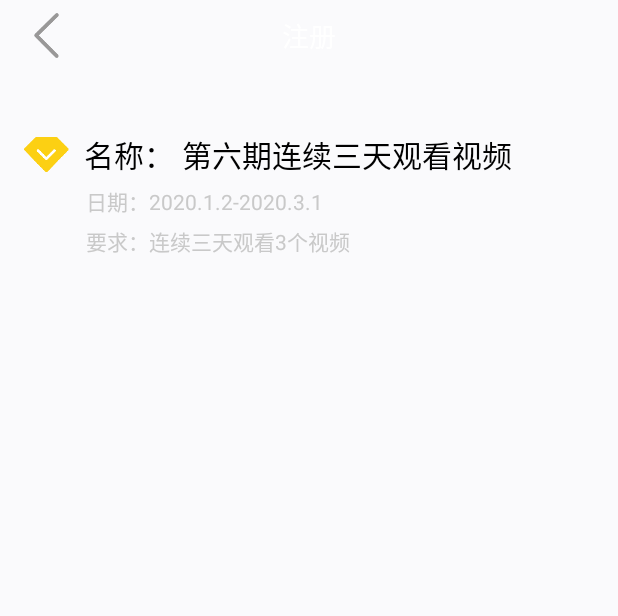
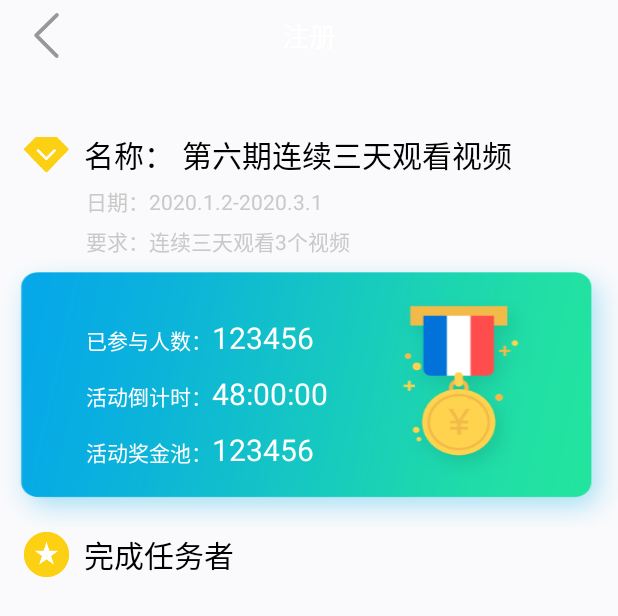
Before and after one commit to zhishaoju/youyu, an Android app: the layout activity_active_detail.xml on its own in the app's theme, with its tools: preview values and no code run, on a phone screen of 412 x 824 dp. Shown: the top 616 px of the screen. Run offline under Robolectric (Android 15) with nearby library versions, the light colour scheme and no system bars.

Commit message:
active detail.

```diff
--- a/app/src/main/res/layout/activity_active_detail.xml
+++ b/app/src/main/res/layout/activity_active_detail.xml
@@ -58,7 +58,93 @@
       android:text="要求：连续三天观看3个视频"
       android:textColor="@color/gray2"
       android:textSize="@dimen/font_14" />
+
+    <LinearLayout
+      android:layout_width="match_parent"
+      android:layout_height="wrap_content"
+      android:background="@mipmap/huodong"
+      android:orientation="vertical">
+      <LinearLayout
+        android:layout_width="wrap_content"
+        android:layout_height="wrap_content"
+        android:layout_marginLeft="57dp"
+        android:layout_marginTop="40dp">
+        <TextView
+          android:layout_width="wrap_content"
+          android:layout_height="wrap_content"
+          android:text="已参与人数："
+          android:textColor="@color/white"
+          android:textSize="@dimen/font_14" />
+
+        <TextView
+          android:id="@+id/tv_join_num"
+          android:layout_width="wrap_content"
+          android:layout_height="wrap_content"
+          android:text="123456"
+          android:textColor="@color/white"
+          android:textSize="@dimen/font_20" />
+      </LinearLayout>
+      <LinearLayout
+        android:layout_width="wrap_content"
+        android:layout_height="wrap_content"
+        android:layout_marginLeft="57dp"
+        android:layout_marginTop="10dp">
+        <TextView
+          android:layout_width="wrap_content"
+          android:layout_height="wrap_content"
+          android:text="活动倒计时："
+          android:textColor="@color/white"
+          android:textSize="@dimen/font_14" />
+
+        <TextView
+          android:id="@+id/tv_active_count_down"
+          android:layout_width="wrap_content"
+          android:layout_height="wrap_content"
+          android:text="48:00:00"
+          android:textColor="@color/white"
+          android:textSize="@dimen/font_20" />
+      </LinearLayout>
+      <LinearLayout
+        android:layout_width="wrap_content"
+        android:layout_height="wrap_content"
+        android:layout_marginLeft="57dp"
+        android:layout_marginTop="10dp">
+        <TextView
+          android:layout_width="wrap_content"
+          android:layout_height="wrap_content"
+          android:text="活动奖金池："
+          android:textColor="@color/white"
+          android:textSize="@dimen/font_14" />
+
+        <TextView
+          android:id="@+id/tv_active_money"
+          android:layout_width="wrap_content"
+          android:layout_height="wrap_content"
+          android:text="123456"
+          android:textColor="@color/white"
+          android:textSize="@dimen/font_20" />
+      </LinearLayout>
+    </LinearLayout>
+    <LinearLayout
+      android:layout_width="match_parent"
+      android:layout_height="wrap_content"
+      android:layout_marginLeft="@dimen/margin_16"
+      android:orientation="horizontal">
+      <ImageView
+        android:layout_width="30dp"
+        android:layout_height="30dp"
+        android:src="@mipmap/huodong2" />
+
+      <TextView
+        android:layout_width="wrap_content"
+        android:layout_height="wrap_content"
+        android:layout_marginLeft="@dimen/margin_10"
+        android:text="完成任务者"
+        android:textColor="@color/black"
+        android:textSize="@dimen/font_20" />
+    </LinearLayout>
   </LinearLayout>
+
   <com.youyu.cusListview.PullToRefreshLayout
     android:id="@+id/refresh_view"
     android:layout_width="match_parent"
```
Also changed, not shown: app/src/main/res/layout/adapter_active_detail_item.xml (added, +40 -0 lines), app/src/main/res/mipmap-xhdpi/huodong.png (added).
